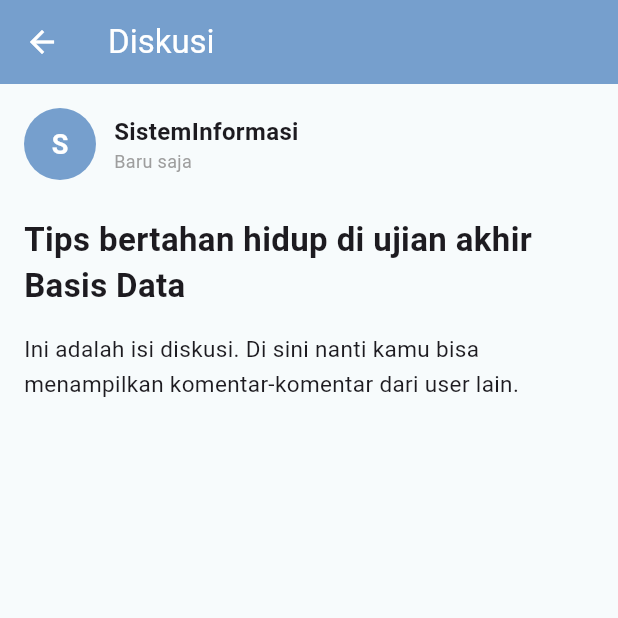
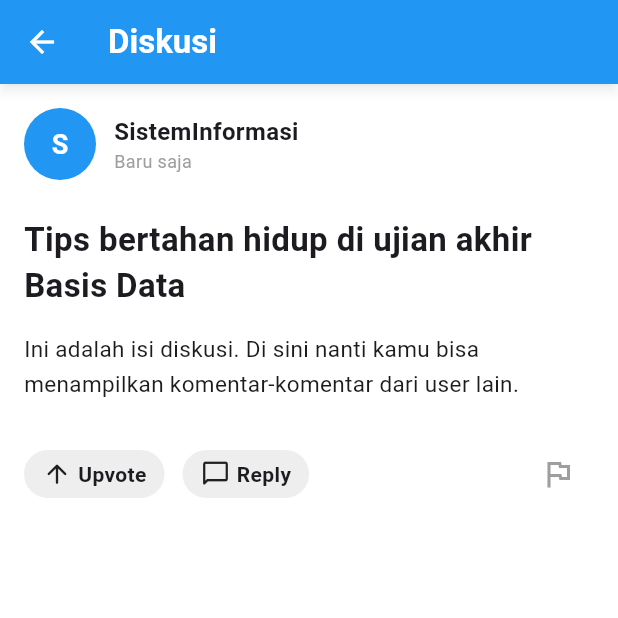
Before and after one commit to fauzanzk/forum-mahasiswa, a Flutter app: the screen it shows after launch, after a tap on "Masuk", after a tap on "Tips bertahan hidup di ujian akhir Basis", on a phone screen of 412 x 824 dp, the top half of it. Run offline on Flutter 3.47's test engine with Material 3 defaults, Android fonts, the phone set to English and light mode, and no system bars.

Commit message:
update: adjusted theme on the detailed post page

```diff
--- a/lib/pages/post.dart
+++ b/lib/pages/post.dart
@@ -11,14 +11,15 @@ class DiskusiPage extends StatelessWidget {
   @override
   Widget build(BuildContext context) {
     return Scaffold(
-      backgroundColor: AppColors.background,
-
+      backgroundColor: Colors.white,
       appBar: AppBar(
-        title: const Text('Diskusi'),
-        backgroundColor: AppColors.primary,
+        title: const Text('Diskusi', style: TextStyle(fontWeight: FontWeight.bold)),
+        backgroundColor: Colors.blue,
         foregroundColor: Colors.white,
+        elevation: 3,
+        shadowColor: Colors.black.withOpacity(0.3),
+        surfaceTintColor: Colors.transparent,
       ),
-
       body: Padding(
         padding: const EdgeInsets.all(16),
         child: Column(
@@ -29,7 +30,7 @@ class DiskusiPage extends StatelessWidget {
               children: [
                 CircleAvatar(
                   radius: 24,
-                  backgroundColor: AppColors.primary,
+                  backgroundColor: Colors.blue,
                   child: Text(
                     nama[0],
                     style: const TextStyle(
@@ -69,11 +70,53 @@ class DiskusiPage extends StatelessWidget {
 
             const SizedBox(height: 16),
 
-            // ── Isi (contoh)
+            // ── Isi
             const Text(
               'Ini adalah isi diskusi. Di sini nanti kamu bisa menampilkan '
               'komentar-komentar dari user lain.',
               style: TextStyle(fontSize: 15, height: 1.5),
+            ),
+
+            const SizedBox(height: 24),
+
+            // ── Icon Actions (Upvote, Comment, Report)
+            Row(
+              children: [
+                Container(
+                  padding: const EdgeInsets.symmetric(horizontal: 12, vertical: 6),
+                  decoration: BoxDecoration(
+                    color: Colors.grey.shade200,
+                    borderRadius: BorderRadius.circular(20),
+                  ),
+                  child: const Row(
+                    children: [
+                      Icon(Icons.arrow_upward_rounded, size: 20, color: Colors.black87),
+                      SizedBox(width: 4),
+                      Text('Upvote', style: TextStyle(fontWeight: FontWeight.w600)),
+                    ],
+                  ),
+                ),
+                const SizedBox(width: 12),
+                Container(
+                  padding: const EdgeInsets.symmetric(horizontal: 12, vertical: 6),
+                  decoration: BoxDecoration(
+                    color: Colors.grey.shade200,
+                    borderRadius: BorderRadius.circular(20),
+                  ),
+                  child: const Row(
+                    children: [
+                      Icon(Icons.chat_bubble_outline_rounded, size: 20, color: Colors.black87),
+                      SizedBox(width: 4),
+                      Text('Reply', style: TextStyle(fontWeight: FontWeight.w600)),
+                    ],
+                  ),
+                ),
+                const Spacer(),
+                IconButton(
+                  icon: const Icon(Icons.flag_outlined, color: Colors.grey),
+                  onPressed: () {},
+                ),
+              ],
             ),
           ],
         ),
--- a/lib/pages/profile.dart
+++ b/lib/pages/profile.dart
@@ -12,7 +12,7 @@ class ProfilePage extends StatelessWidget {
     return Scaffold(
       backgroundColor: Colors.white,
       appBar: AppBar(
-        backgroundColor: Colors.blue, // Ubah ke biru
+        backgroundColor: Colors.blue,
         surfaceTintColor: Colors.transparent,
         elevation: 3,
         shadowColor: Colors.black.withOpacity(0.3),
@@ -20,17 +20,17 @@ class ProfilePage extends StatelessWidget {
         title: const Text(
           'Konnect.',
           style: TextStyle(
-            color: Colors.white, // Ubah ke putih
+            color: Colors.white,
             fontWeight: FontWeight.w900,
             fontStyle: FontStyle.italic,
-            fontSize: 24, // Diperkecil dari 28
+            fontSize: 24,
             letterSpacing: -1.0,
           ),
         ),
         actions: [
           IconButton(
             iconSize: 28,
-            icon: const Icon(Icons.notifications_outlined, color: Colors.white), // Ikon notifikasi yang lebih modern (outlined)
+            icon: const Icon(Icons.notifications_outlined, color: Colors.white),
             onPressed: () {
               Navigator.push(
                 context,
@@ -40,7 +40,7 @@ class ProfilePage extends StatelessWidget {
           ),
           IconButton(
             iconSize: 28,
-            icon: const Icon(Icons.settings_outlined, color: Colors.white), // Ikon settings yang lebih modern (outlined)
+            icon: const Icon(Icons.settings_outlined, color: Colors.white),
             onPressed: () {
               Navigator.push(
                 context,
```
Also changed, not shown: lib/pages/search_result.dart (+5 -9 lines).
